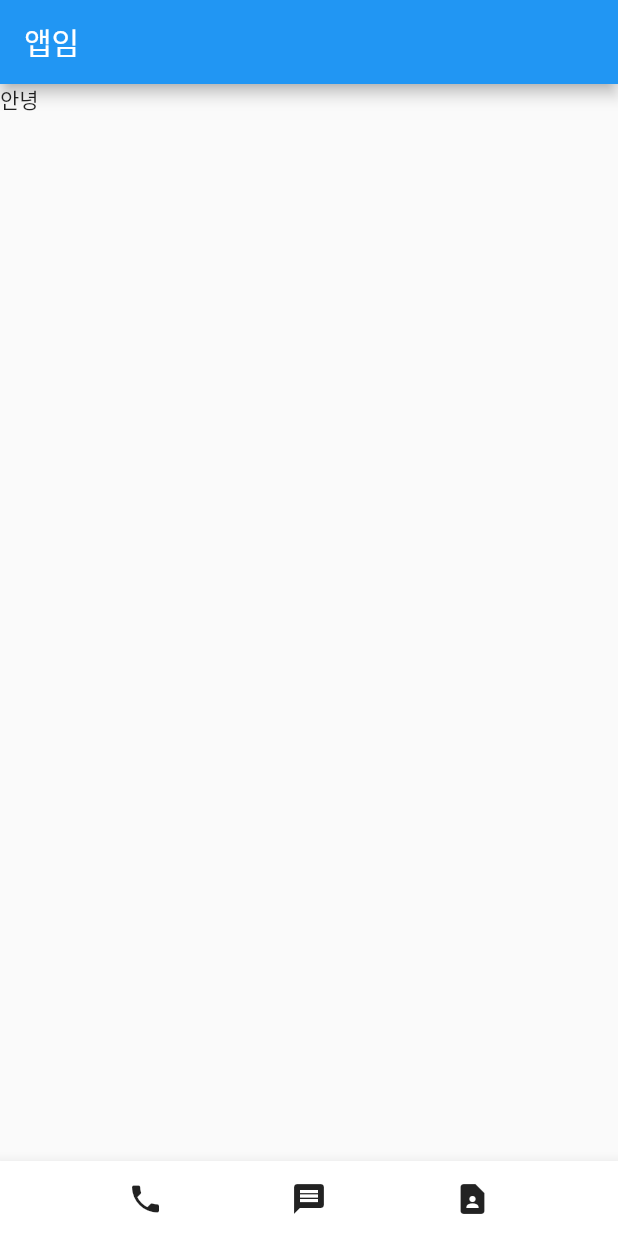
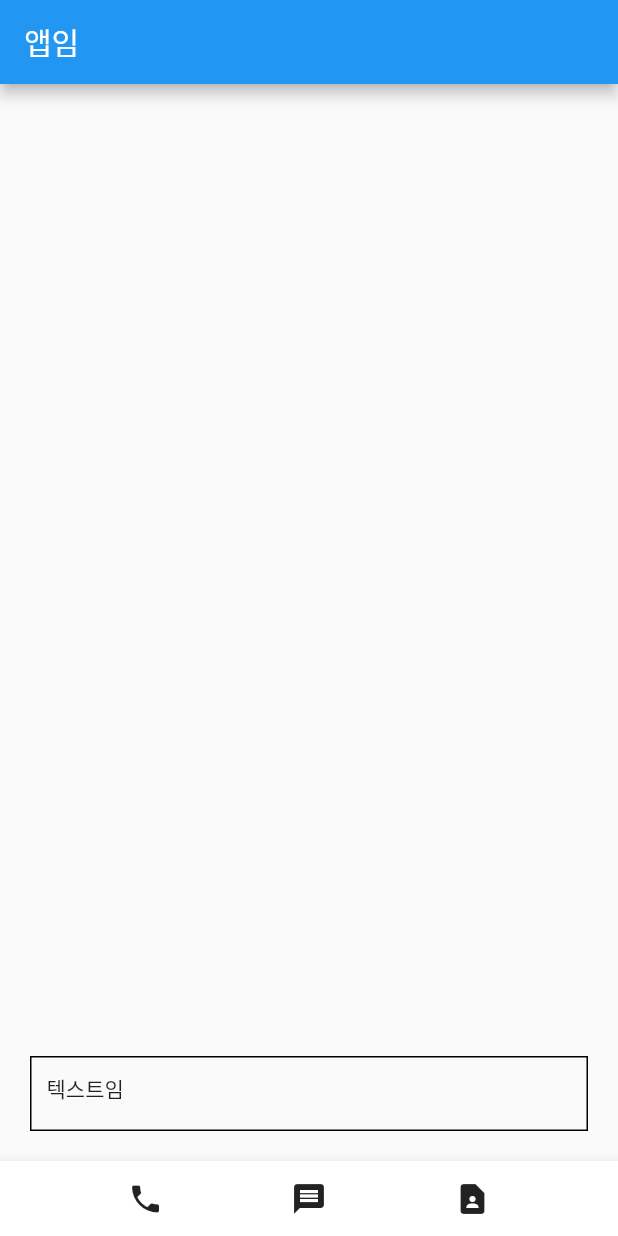
Before and after one commit to Project-TRIBE-kaist/AJS, a Flutter app: the screen it shows after launch, on a phone screen of 412 x 824 dp. Run offline on Flutter 3.47's test engine with Material 2 defaults, Android fonts, the light colour scheme and no system bars.

Commit message:
SizedBox로 design중 / margin, padding, 정렬다 테스트해봄

```diff
--- a/lib/main.dart
+++ b/lib/main.dart
@@ -9,12 +9,19 @@ class MyApp extends StatelessWidget {
   Widget build(BuildContext context) {
     return MaterialApp(
       home: Scaffold(
-        appBar: AppBar(
-          title: Text('앱임')
-            //child: Text('앱임')
-        ),
-        body: SizedBox(
-            child: Text('안녕')
+        appBar: AppBar( title: Text('앱임')),
+        body: Align(
+          alignment: Alignment.bottomCenter,
+          child: Container(
+            width: double.infinity, height:50,
+            //color:Colors.blue,
+            margin: EdgeInsets.all(20),
+            padding: EdgeInsets.all(10),
+            child: Text('텍스트임'),
+            decoration: BoxDecoration(
+              border: Border.all(color: Colors.black),
+            ),
+          ),
         ),
         bottomNavigationBar: BottomAppBar(
           child: SizedBox(
@@ -26,10 +33,10 @@ class MyApp extends StatelessWidget {
                 Icon(Icons.phone),
                 Icon(Icons.message),
                 Icon(Icons.contact_page),
-            ],
-        ),
+              ],
+            ),
           ),
-        ), //BottomAppBar( child: Text('하단바') ),
+        ), //BottomAppBar
       )
     );
   }
```
